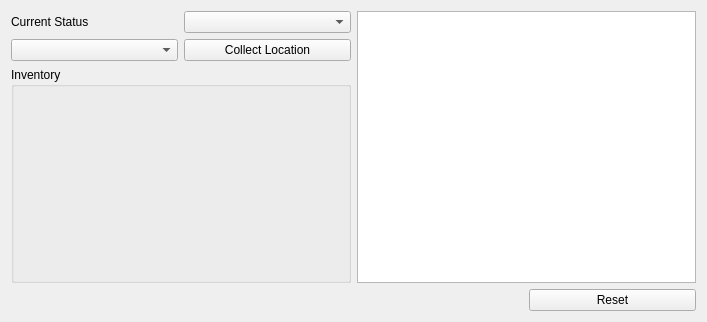
This is randovania/gui/ui_files/debug_backend_window.ui in randovania/randovania as Qt 5 draws it before an edit. The edited form follows.
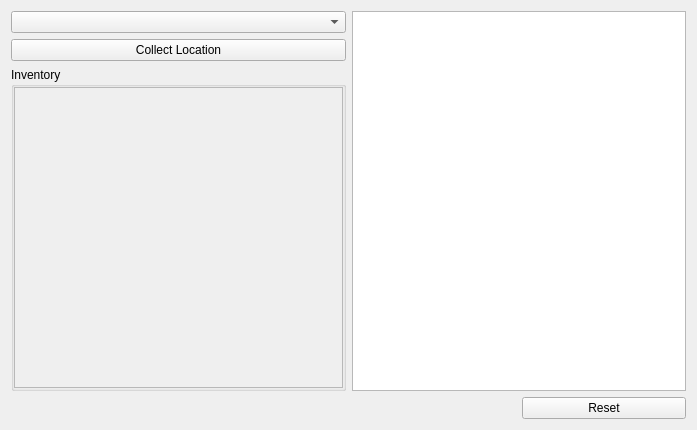
This is the edited form.

Patch:
```diff
--- a/randovania/gui/ui_files/debug_backend_window.ui
+++ b/randovania/gui/ui_files/debug_backend_window.ui
@@ -6,8 +6,8 @@
    <rect>
     <x>0</x>
     <y>0</y>
-    <width>707</width>
-    <height>322</height>
+    <width>697</width>
+    <height>430</height>
    </rect>
   </property>
   <property name="windowTitle">
@@ -34,42 +34,72 @@
     <item row="0" column="2" rowspan="4" colspan="2">
      <widget class="QListWidget" name="messages_list"/>
     </item>
-    <item row="0" column="0">
-     <widget class="QLabel" name="current_status_label">
-      <property name="text">
-       <string>Current Status</string>
-      </property>
-     </widget>
-    </item>
-    <item row="0" column="1">
-     <widget class="QComboBox" name="current_status_combo"/>
-    </item>
-    <item row="1" column="1">
-     <widget class="QPushButton" name="collect_location_button">
-      <property name="text">
-       <string>Collect Location</string>
-      </property>
-     </widget>
-    </item>
-    <item row="1" column="0">
-     <widget class="QComboBox" name="collect_location_combo"/>
-    </item>
     <item row="2" column="0" rowspan="2" colspan="2">
      <widget class="QGroupBox" name="inventory_box">
       <property name="title">
        <string>Inventory</string>
       </property>
       <layout class="QGridLayout" name="gridLayout_2">
+       <property name="leftMargin">
+        <number>0</number>
+       </property>
+       <property name="topMargin">
+        <number>0</number>
+       </property>
+       <property name="rightMargin">
+        <number>0</number>
+       </property>
+       <property name="bottomMargin">
+        <number>0</number>
+       </property>
+       <property name="horizontalSpacing">
+        <number>0</number>
+       </property>
        <item row="0" column="0">
-        <widget class="QLabel" name="inventory_label">
-         <property name="text">
-          <string/>
+        <widget class="QScrollArea" name="scrollArea">
+         <property name="widgetResizable">
+          <bool>true</bool>
          </property>
+         <widget class="QWidget" name="scrollAreaWidgetContents">
+          <property name="geometry">
+           <rect>
+            <x>0</x>
+            <y>0</y>
+            <width>329</width>
+            <height>270</height>
+           </rect>
+          </property>
+          <layout class="QVBoxLayout" name="verticalLayout">
+           <property name="leftMargin">
+            <number>0</number>
+           </property>
+           <property name="topMargin">
+            <number>0</number>
+           </property>
+           <item>
+            <widget class="QLabel" name="inventory_label">
+             <property name="text">
+              <string/>
+             </property>
+            </widget>
+           </item>
+          </layout>
+         </widget>
         </widget>
        </item>
       </layout>
      </widget>
     </item>
+    <item row="1" column="0" colspan="2">
+     <widget class="QPushButton" name="collect_location_button">
+      <property name="text">
+       <string>Collect Location</string>
+      </property>
+     </widget>
+    </item>
+    <item row="0" column="0" colspan="2">
+     <widget class="QComboBox" name="collect_location_combo"/>
+    </item>
    </layout>
   </widget>
   <widget class="QMenuBar" name="menuBar">
```
Left out of the diff: 4 changed lines with no effect on the pictures.
